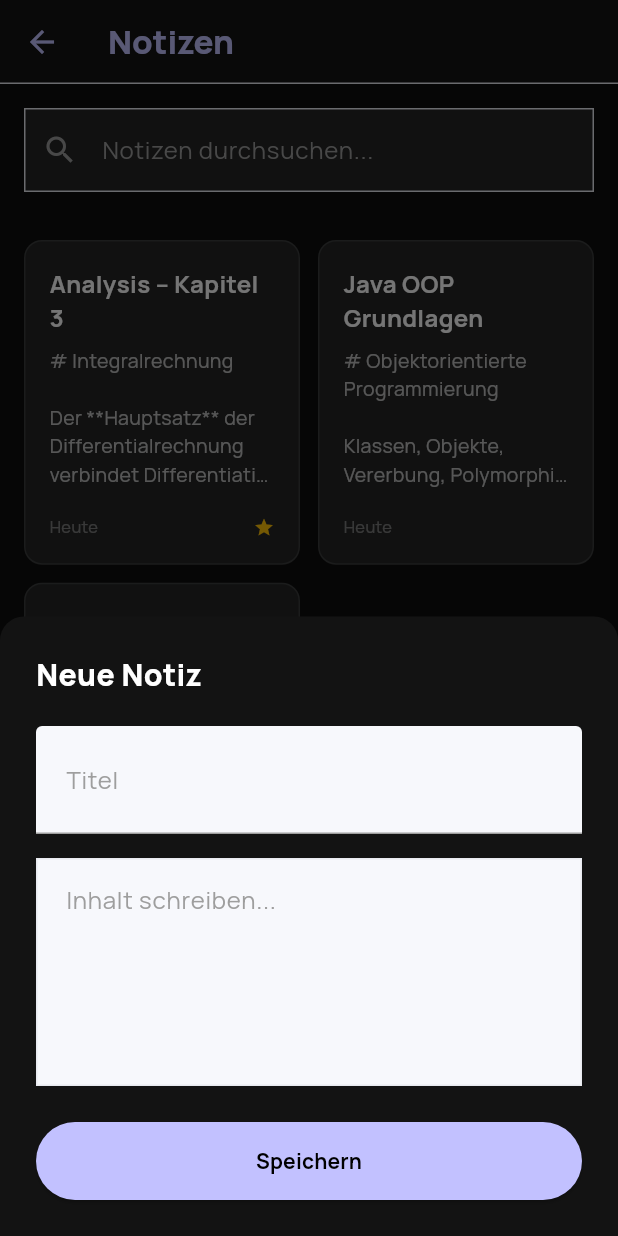
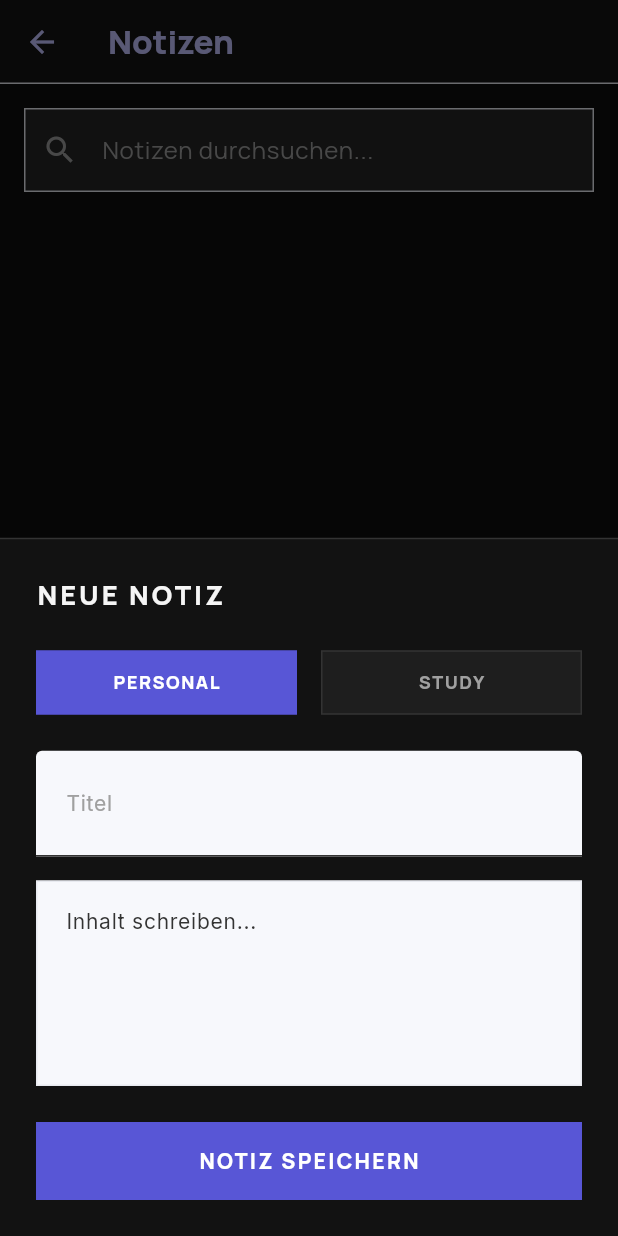
Before and after one commit to infinte15/Everything-app, a Flutter app: the NotesScreen screen opened by its route, after a tap on the "add" icon, on a phone screen of 412 x 824 dp. Run offline on Flutter 3.47's test engine with Material 3 defaults, Android fonts, the phone set to English and light mode, and no system bars; our stand-ins replace fl_chart, flutter_secure_storage, go_router, google_fonts; accounts and stored records are empty; network calls fail.

Commit message:
Create Notes Screen

```diff
--- a/Everything-app-frontend/everything_app/lib/providers/study_provider.dart
+++ b/Everything-app-frontend/everything_app/lib/providers/study_provider.dart
@@ -6,8 +6,11 @@ import '../models/lesson_plan_entry.dart';
 import '../models/study_subject.dart';
 import '../models/study_grade.dart';
 import '../models/flashcard_deck.dart';
+import '../services/api_service.dart';
 
 class StudyProvider with ChangeNotifier {
+  final ApiService _apiService = ApiService();
+
   // ── Core data ───────────────────────────────────────────────────────────────
   List<StudyNote> _notes = [];
   List<StudyFolder> _folders = [];
@@ -122,42 +125,18 @@ class StudyProvider with ChangeNotifier {
   }
 
   Future<void> _loadNotes() async {
-    await Future.delayed(const Duration(milliseconds: 100));
-    _notes = [
-      StudyNote(
-        id: 1,
-        title: 'Analysis – Kapitel 3',
-        content: '# Integralrechnung\n\nDer **Hauptsatz** der Differentialrechnung verbindet Differentiation und Integration.\n\n## Formel\n\n∫ f(x) dx = F(b) - F(a)\n\n- [] Übungsaufgaben lösen\n- [] Klausurvorbereitung',
-        courseId: 1,
-        courseName: 'Mathematik',
-        category: 'f1',
-        tags: 'Analysis,Integration,status:in_progress',
-        isFavorite: true,
-        createdAt: DateTime.now().subtract(const Duration(days: 1)),
-      ),
-      StudyNote(
-        id: 2,
-        title: 'Java OOP Grundlagen',
-        content: '# Objektorientierte Programmierung\n\nKlassen, Objekte, Vererbung, Polymorphismus.\n\n## Prinzipien\n\n- Encapsulation\n- Inheritance\n- Polymorphism\n- Abstraction\n\n- [x] Klassen verstanden\n- [] Vererbung üben',
-        courseId: 2,
-        courseName: 'Programmierung',
-        category: 'f2',
-        tags: 'Java,OOP,status:todo',
-        isFavorite: false,
-        createdAt: DateTime.now().subtract(const Duration(days: 3)),
-      ),
-      StudyNote(
-        id: 3,
-        title: 'Klausurvorbereitung Mathe',
-        content: '# Klausur Cheat Sheet\n\nWichtige Formeln und Tipps für die Klausur.\n\n- [x] Kapitel 1 wiederholt\n- [x] Kapitel 2 wiederholt\n- [] Kapitel 3 wiederholt',
-        courseId: 1,
-        courseName: 'Mathematik',
-        category: 'f1',
-        tags: 'Klausur,status:done',
-        isFavorite: false,
-        createdAt: DateTime.now().subtract(const Duration(days: 7)),
-      ),
-    ];
+    try {
+      final response = await _apiService.get('/study/notes');
+      if (_apiService.isSuccess(response)) {
+        final List<dynamic> data = _apiService.parseResponse(response) ?? [];
+        _notes = data.map((n) => StudyNote.fromJson(n)).toList();
+        _notes.sort((a, b) => (b.id ?? 0).compareTo(a.id ?? 0));
+      } else {
+        debugPrint('Failed to load notes: ${response.statusCode}');
+      }
+    } catch (e) {
+      debugPrint('Error loading notes: $e');
+    }
   }
 
   Future<void> _loadStudyPlan() async {
@@ -287,7 +266,39 @@ class StudyProvider with ChangeNotifier {
   // ── Note CRUD ────────────────────────────────────────────────────────────────
   Future<StudyNote> addNote({required String title, String content = '',
       String? folderId, String? courseName}) async {
-    final note = StudyNote(
+
+    final newNoteData = {
+      'title': title,
+      'content': content,
+      'courseName': courseName,
+      'category': folderId,
+      'tags': 'status:todo',
+    };
+
+    try {
+      final response = await _apiService.post('/study/notes', newNoteData);
+      if (_apiService.isSuccess(response)) {
+        final data = _apiService.parseResponse(response);
+        final note = StudyNote.fromJson(data);
+        _notes.insert(0, note);
+
+        if (folderId != null) {
+          final idx = _folders.indexWhere((f) => f.id == folderId);
+          if (idx != -1) {
+            _folders[idx] = _folders[idx].copyWith(
+              noteIds: [..._folders[idx].noteIds, note.id.toString()],
+            );
+          }
+        }
+        notifyListeners();
+        return note;
+      }
+    } catch (e) {
+      debugPrint('Error adding note: $e');
+    }
+
+    // Fallback if API fails
+    final fallbackNote = StudyNote(
       id: DateTime.now().millisecondsSinceEpoch,
       title: title,
       content: content,
@@ -296,18 +307,9 @@ class StudyProvider with ChangeNotifier {
       tags: 'status:todo',
       createdAt: DateTime.now(),
     );
-    _notes.insert(0, note);
-
-    if (folderId != null) {
-      final idx = _folders.indexWhere((f) => f.id == folderId);
-      if (idx != -1) {
-        _folders[idx] = _folders[idx].copyWith(
-          noteIds: [..._folders[idx].noteIds, note.id.toString()],
-        );
-      }
-    }
+    _notes.insert(0, fallbackNote);
     notifyListeners();
-    return note;
+    return fallbackNote;
   }
 
   Future<void> updateNote(StudyNote note) async {
@@ -319,8 +321,18 @@ class StudyProvider with ChangeNotifier {
   }
 
   Future<void> deleteNote(int id) async {
-    _notes.removeWhere((n) => n.id == id);
-    notifyListeners();
+    try {
+      final response = await _apiService.delete('/study/notes/$id');
+      if (_apiService.isSuccess(response)) {
+        _notes.removeWhere((n) => n.id == id);
+        notifyListeners();
+      }
+    } catch (e) {
+      debugPrint('Error deleting note: $e');
+      // Even if API fails, remove locally for better UX, or handle as needed
+      _notes.removeWhere((n) => n.id == id);
+      notifyListeners();
+    }
   }
 
   Future<void> toggleFavorite(int noteId) async {
--- a/Everything-app-frontend/everything_app/lib/screens/notes/notes_screen.dart
+++ b/Everything-app-frontend/everything_app/lib/screens/notes/notes_screen.dart
@@ -4,6 +4,7 @@ import 'package:google_fonts/google_fonts.dart';
 import '../../providers/study_provider.dart';
 import '../../models/study_note.dart';
 import '../../config/app_theme.dart';
+import '../../widgets/create_note_sheet.dart';
 
 class NotesScreen extends StatefulWidget {
   const NotesScreen({super.key});
@@ -87,7 +88,7 @@ class _NotesScreenState extends State<NotesScreen> {
                           crossAxisCount: 2,
                           mainAxisSpacing: 12,
                           crossAxisSpacing: 12,
-                          childAspectRatio: 0.85,
+                          childAspectRatio: 1.8,
                         ),
                         itemCount: notes.length,
                         itemBuilder: (context, index) => _NoteCard(note: notes[index]),
@@ -96,10 +97,19 @@ class _NotesScreenState extends State<NotesScreen> {
         ],
       ),
       floatingActionButton: FloatingActionButton(
-        onPressed: () => _showAddNoteDialog(context),
+        onPressed: () => _showCreateNote(context),
         backgroundColor: const Color(0xFFC2C1FF),
         child: const Icon(Icons.add, color: Colors.black),
       ),
+    );
+  }
+
+  void _showCreateNote(BuildContext context) {
+    showModalBottomSheet(
+      context: context,
+      isScrollControlled: true,
+      backgroundColor: Colors.transparent,
+      builder: (_) => const CreateNoteSheet(),
     );
   }
 
@@ -119,80 +129,7 @@ class _NotesScreenState extends State<NotesScreen> {
     );
   }
 
-  void _showAddNoteDialog(BuildContext context) {
-    final titleController = TextEditingController();
-    final contentController = TextEditingController();
 
-    showModalBottomSheet(
-      context: context,
-      isScrollControlled: true,
-      backgroundColor: const Color(0xFF131313),
-      shape: const RoundedRectangleBorder(
-        borderRadius: BorderRadius.vertical(top: Radius.circular(16)),
-      ),
-      builder: (context) => Padding(
-        padding: EdgeInsets.only(
-          bottom: MediaQuery.of(context).viewInsets.bottom + 24,
-          left: 24,
-          right: 24,
-          top: 24,
-        ),
-        child: Column(
-          mainAxisSize: MainAxisSize.min,
-          crossAxisAlignment: CrossAxisAlignment.stretch,
-          children: [
-            Text(
-              'Neue Notiz',
-              style: GoogleFonts.manrope(
-                fontSize: 20,
-                fontWeight: FontWeight.w800,
-                color: Colors.white,
-              ),
-            ),
-            const SizedBox(height: 20),
-            TextField(
-              controller: titleController,
-              style: const TextStyle(color: Colors.white),
-              decoration: const InputDecoration(
-                labelText: 'Titel',
-                labelStyle: TextStyle(color: Colors.grey),
-                enabledBorder: UnderlineInputBorder(borderSide: BorderSide(color: Colors.grey)),
-              ),
-            ),
-            const SizedBox(height: 16),
-            TextField(
-              controller: contentController,
-              maxLines: 5,
-              style: const TextStyle(color: Colors.white),
-              decoration: const InputDecoration(
-                hintText: 'Inhalt schreiben...',
-                hintStyle: TextStyle(color: Colors.grey),
-                border: InputBorder.none,
-              ),
-            ),
-            const SizedBox(height: 24),
-            ElevatedButton(
-              onPressed: () {
-                if (titleController.text.isNotEmpty) {
-                  context.read<StudyProvider>().addNote(
-                    title: titleController.text,
-                    content: contentController.text,
-                  );
-                  Navigator.pop(context);
-                }
-              },
-              style: ElevatedButton.styleFrom(
-                backgroundColor: const Color(0xFFC2C1FF),
-                foregroundColor: Colors.black,
-                padding: const EdgeInsets.symmetric(vertical: 16),
-              ),
-              child: const Text('Speichern', style: TextStyle(fontWeight: FontWeight.bold)),
-            ),
-          ],
-        ),
-      ),
-    );
-  }
 }
 
 class _NoteCard extends StatelessWidget {
@@ -204,49 +141,99 @@ class _NoteCard extends StatelessWidget {
     return Container(
       decoration: BoxDecoration(
         color: const Color(0xFF252626),
-        borderRadius: BorderRadius.circular(12),
-        border: Border.all(color: Colors.white.withValues(alpha: 0.1)),
+        borderRadius: BorderRadius.circular(8),
+        border: Border.all(color: Colors.white.withValues(alpha: 0.05)),
       ),
-      padding: const EdgeInsets.all(16),
+      padding: const EdgeInsets.all(6),
       child: Column(
         crossAxisAlignment: CrossAxisAlignment.start,
         children: [
+          Row(
+            mainAxisAlignment: MainAxisAlignment.end,
+            children: [
+              SizedBox(
+                height: 16,
+                width: 16,
+                child: Checkbox(
+                  value: false,
+                  onChanged: (v) {
+                    if (v == true) _confirmDelete(context, note);
+                  },
+                  activeColor: const Color(0xFFC2C1FF),
+                  checkColor: Colors.black,
+                  shape: RoundedRectangleBorder(borderRadius: BorderRadius.circular(2)),
+                  side: const BorderSide(color: Colors.grey, width: 0.8),
+                ),
+              ),
+            ],
+          ),
           Text(
             note.title,
             style: const TextStyle(
               color: Colors.white,
               fontWeight: FontWeight.bold,
-              fontSize: 16,
+              fontSize: 11,
             ),
-            maxLines: 2,
+            maxLines: 1,
             overflow: TextOverflow.ellipsis,
           ),
-          const SizedBox(height: 8),
+          const SizedBox(height: 1),
           Expanded(
             child: Text(
               note.content,
               style: TextStyle(
-                color: Colors.white.withValues(alpha: 0.7),
-                fontSize: 13,
+                color: Colors.white.withValues(alpha: 0.6),
+                fontSize: 9,
               ),
-              maxLines: 5,
+              maxLines: 1,
               overflow: TextOverflow.ellipsis,
             ),
           ),
-          const SizedBox(height: 8),
+          const SizedBox(height: 2),
           Row(
             mainAxisAlignment: MainAxisAlignment.spaceBetween,
             children: [
-              Text(
-                'Heute',
-                style: TextStyle(color: Colors.white.withValues(alpha: 0.4), fontSize: 11),
+              Container(
+                padding: const EdgeInsets.symmetric(horizontal: 4, vertical: 1),
+                decoration: BoxDecoration(
+                  color: const Color(0xFFC2C1FF).withOpacity(0.08),
+                  borderRadius: BorderRadius.circular(2),
+                ),
+                child: Text(
+                  note.category?.toUpperCase() ?? 'PERSONAL',
+                  style: GoogleFonts.inter(color: const Color(0xFFC2C1FF), fontSize: 7, fontWeight: FontWeight.bold),
+                ),
               ),
               if (note.isFavorite)
-                const Icon(Icons.star, color: Colors.amber, size: 14),
+                const Icon(Icons.star, color: Colors.amber, size: 8),
             ],
           ),
         ],
       ),
     );
   }
+
+  void _confirmDelete(BuildContext context, StudyNote note) {
+    showDialog(
+      context: context,
+      builder: (ctx) => AlertDialog(
+        backgroundColor: const Color(0xFF1E1E1E),
+        title: const Text('Notiz löschen?', style: TextStyle(color: Colors.white)),
+        content: Text('Möchtest du "${note.title}" wirklich löschen?', style: const TextStyle(color: Colors.grey)),
+        actions: [
+          TextButton(
+            onPressed: () => Navigator.pop(ctx),
+            child: const Text('Abbrechen', style: TextStyle(color: Colors.grey)),
+          ),
+          TextButton(
+            onPressed: () {
+              context.read<StudyProvider>().deleteNote(note.id!);
+              Navigator.pop(ctx);
+            },
+            child: const Text('Löschen', style: TextStyle(color: Colors.redAccent)),
+          ),
+        ],
+      ),
+    );
+  }
 }
--- a/Everything-app-frontend/everything_app/lib/widgets/create_habit_sheet.dart
+++ b/Everything-app-frontend/everything_app/lib/widgets/create_habit_sheet.dart
@@ -180,7 +180,7 @@ class _CreateHabitSheetState extends State<CreateHabitSheet> {
                       height: 48,
                       decoration: BoxDecoration(border: Border.all(color: borderColor), borderRadius: BorderRadius.circular(8)),
                       child: Row(
-                        children: ['Studying', 'Work'].map((cat) {
+                        children: ['Studying', 'Personal'].map((cat) {
                           final isSel = _category == cat;
                           return Expanded(
                             child: GestureDetector(
--- /dev/null
+++ b/Everything-app-frontend/everything_app/lib/widgets/create_note_sheet.dart
@@ -0,0 +1,183 @@
+import 'package:flutter/material.dart';
+import 'package:provider/provider.dart';
+import 'package:google_fonts/google_fonts.dart';
+import '../providers/study_provider.dart';
+
+// Stitch Design System: Kinetic Mono
+const _backgroundColor = Color(0xFF121212);
+const _surfaceColor = Color(0xFF1E1E1E);
+const _onSurface = Color(0xFFF5F5F5);
+const _onSurfaceVariant = Color(0xFFA0A0A0);
+const _primary = Color(0xFF5856D6);
+const _primaryLight = Color(0xFF9896FF);
+const _outlineVariant = Color(0xFF333333);
+
+class CreateNoteSheet extends StatefulWidget {
+  const CreateNoteSheet({super.key});
+
+  @override
+  State<CreateNoteSheet> createState() => _CreateNoteSheetState();
+}
+
+class _CreateNoteSheetState extends State<CreateNoteSheet> {
+  final _titleController = TextEditingController();
+  final _contentController = TextEditingController();
+  String _selectedCategory = 'Personal';
+
+  @override
+  void dispose() {
+    _titleController.dispose();
+    _contentController.dispose();
+    super.dispose();
+  }
+
+  void _saveNote() {
+    final title = _titleController.text.trim();
+    if (title.isEmpty) return;
+
+    context.read<StudyProvider>().addNote(
+      title: title,
+      content: _contentController.text.trim(),
+      folderId: _selectedCategory,
+    );
+    Navigator.pop(context);
+  }
+
+  @override
+  Widget build(BuildContext context) {
+    return Padding(
+      padding: EdgeInsets.only(
+        bottom: MediaQuery.of(context).viewInsets.bottom,
+      ),
+      child: Container(
+        padding: const EdgeInsets.all(24),
+        decoration: const BoxDecoration(
+          color: _backgroundColor,
+          borderRadius: BorderRadius.vertical(top: Radius.circular(0)), // Kinetic Mono sharp corners
+          border: Border(top: BorderSide(color: _outlineVariant, width: 1)),
+        ),
+        child: Column(
+          mainAxisSize: MainAxisSize.min,
+          crossAxisAlignment: CrossAxisAlignment.stretch,
+          children: [
+            Text(
+              'NEUE NOTIZ',
+              style: GoogleFonts.manrope(
+                fontSize: 18,
+                fontWeight: FontWeight.w900,
+                color: _onSurface,
+                letterSpacing: 2.0,
+              ),
+            ),
+            const SizedBox(height: 24),
+
+            // Category Selection (Personal vs Study)
+            Row(
+              children: [
+                Expanded(
+                  child: _CategoryButton(
+                    title: 'Personal',
+                    isSelected: _selectedCategory == 'Personal',
+                    onTap: () => setState(() => _selectedCategory = 'Personal'),
+                  ),
+                ),
+                const SizedBox(width: 16),
+                Expanded(
+                  child: _CategoryButton(
+                    title: 'Study',
+                    isSelected: _selectedCategory == 'Study',
+                    onTap: () => setState(() => _selectedCategory = 'Study'),
+                  ),
+                ),
+              ],
+            ),
+            const SizedBox(height: 24),
+
+            TextField(
+              controller: _titleController,
+              style: GoogleFonts.inter(color: _onSurface, fontSize: 16),
+              decoration: InputDecoration(
+                labelText: 'Titel',
+                labelStyle: GoogleFonts.inter(color: _onSurfaceVariant, fontSize: 14),
+                enabledBorder: const UnderlineInputBorder(borderSide: BorderSide(color: _outlineVariant)),
+                focusedBorder: const UnderlineInputBorder(borderSide: BorderSide(color: _primary)),
+              ),
+            ),
+            const SizedBox(height: 16),
+
+            TextField(
+              controller: _contentController,
+              maxLines: 5,
+              style: GoogleFonts.inter(color: _onSurface, fontSize: 14),
+              decoration: InputDecoration(
+                hintText: 'Inhalt schreiben...',
+                hintStyle: GoogleFonts.inter(color: _outlineVariant, fontSize: 14),
+                border: InputBorder.none,
+              ),
+            ),
+            const SizedBox(height: 24),
+
+            ElevatedButton(
+              onPressed: _saveNote,
+              style: ElevatedButton.styleFrom(
+                backgroundColor: _primary,
+                foregroundColor: Colors.white,
+                padding: const EdgeInsets.symmetric(vertical: 16),
+                shape: const RoundedRectangleBorder(borderRadius: BorderRadius.zero),
+                elevation: 0,
+              ),
+              child: Text(
+                'NOTIZ SPEICHERN',
+                style: GoogleFonts.manrope(
+                  fontWeight: FontWeight.w800,
+                  letterSpacing: 1.5,
+                ),
+              ),
+            ),
+          ],
+        ),
+      ),
+    );
+  }
+}
+
+class _CategoryButton extends StatelessWidget {
+  final String title;
+  final bool isSelected;
+  final VoidCallback onTap;
+
+  const _CategoryButton({
+    required this.title,
+    required this.isSelected,
+    required this.onTap,
+  });
+
+  @override
+  Widget build(BuildContext context) {
+    return GestureDetector(
+      onTap: onTap,
+      child: Container(
+        padding: const EdgeInsets.symmetric(vertical: 12),
+        decoration: BoxDecoration(
+          color: isSelected ? _primary : _surfaceColor,
+          borderRadius: BorderRadius.zero,
+          border: Border.all(
+            color: isSelected ? _primary : _outlineVariant,
+            width: 1,
+          ),
+        ),
+        child: Center(
+          child: Text(
+            title.toUpperCase(),
+            style: GoogleFonts.manrope(
+              fontSize: 12,
+              fontWeight: FontWeight.w800,
+              color: isSelected ? Colors.white : _onSurfaceVariant,
+              letterSpacing: 1.0,
+            ),
+          ),
+        ),
+      ),
+    );
+  }
+}
```
Also changed, not shown: Everything-app-frontend/everything_app/lib/screens/home/create_screen.dart (+11 -1 lines), 1 other file.
